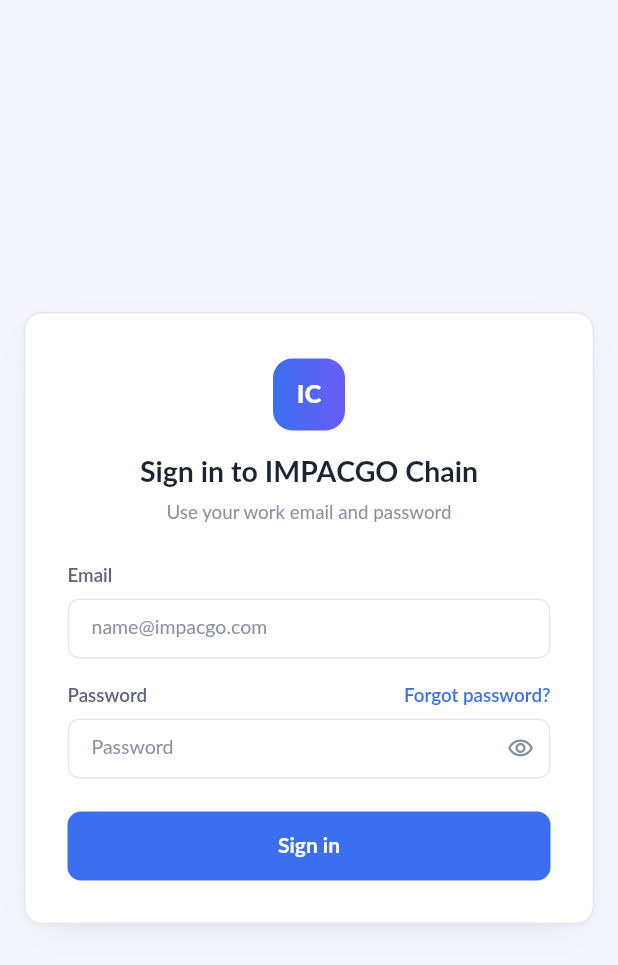
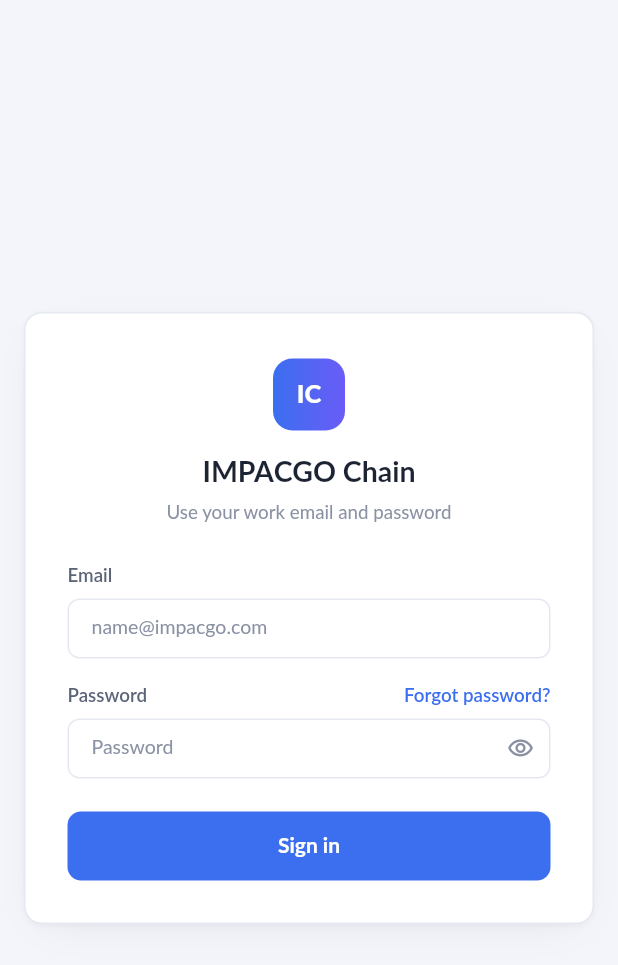
Before and after one commit to ImpacgoSolutions/impacgo-chain-frontend, a Flutter app: the screen it shows after launch, on a phone screen of 412 x 824 dp. Shown: the top 965 px of the screen. Run offline on Flutter 3.47's test engine with Material 3 defaults, Android fonts, the phone set to English and light mode, and no system bars; our stand-ins replace pdf; missing offline and left inert: dart:html, excel.

Commit message:
Sign-in card title: just 'IMPACGO Chain'
Co-Authored-By: Claude Opus 5.5 <noreply@anthropic.com>

```diff
--- a/lib/ui/login.dart
+++ b/lib/ui/login.dart
@@ -60,7 +60,7 @@ class _LoginScreenState extends State<LoginScreen> {
                   ),
                 ),
                 const SizedBox(height: 14),
-                const Text('Sign in to IMPACGO Chain', textAlign: TextAlign.center, style: TextStyle(fontSize: 19, fontWeight: FontWeight.w700)),
+                const Text('IMPACGO Chain', textAlign: TextAlign.center, style: TextStyle(fontSize: 19, fontWeight: FontWeight.w700)),
                 const SizedBox(height: 4),
                 const Text('Use your work email and password', textAlign: TextAlign.center, style: TextStyle(fontSize: 12.5, color: C.faint)),
                 const SizedBox(height: 24),
```
Also changed, not shown: 1 other file.
